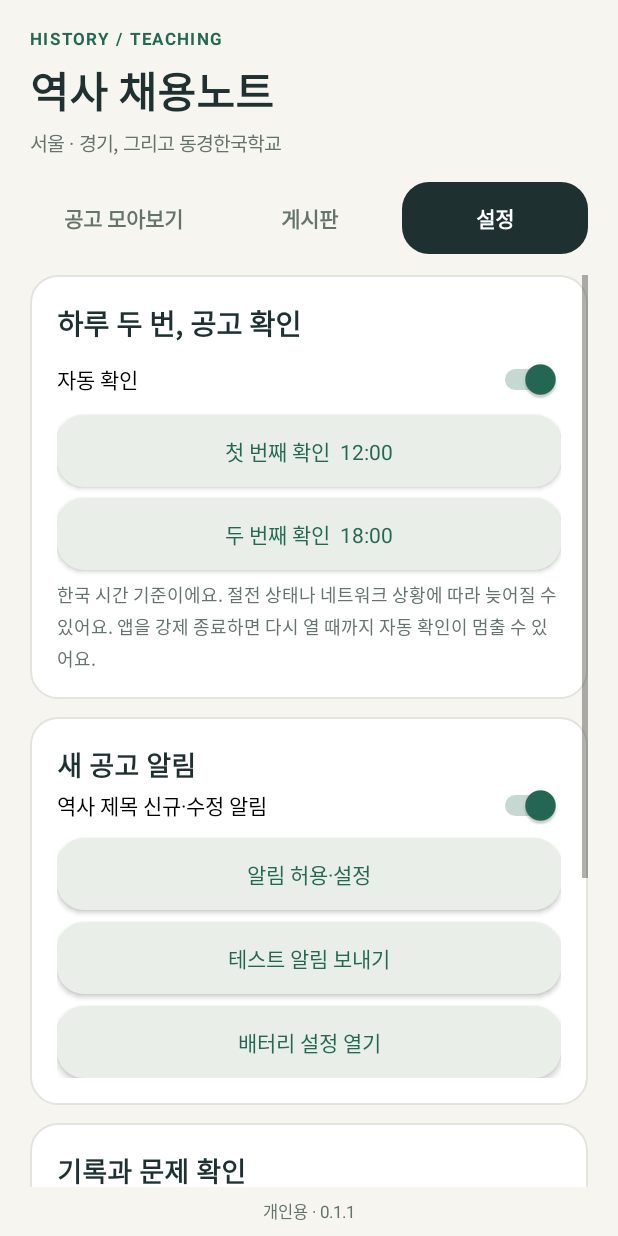
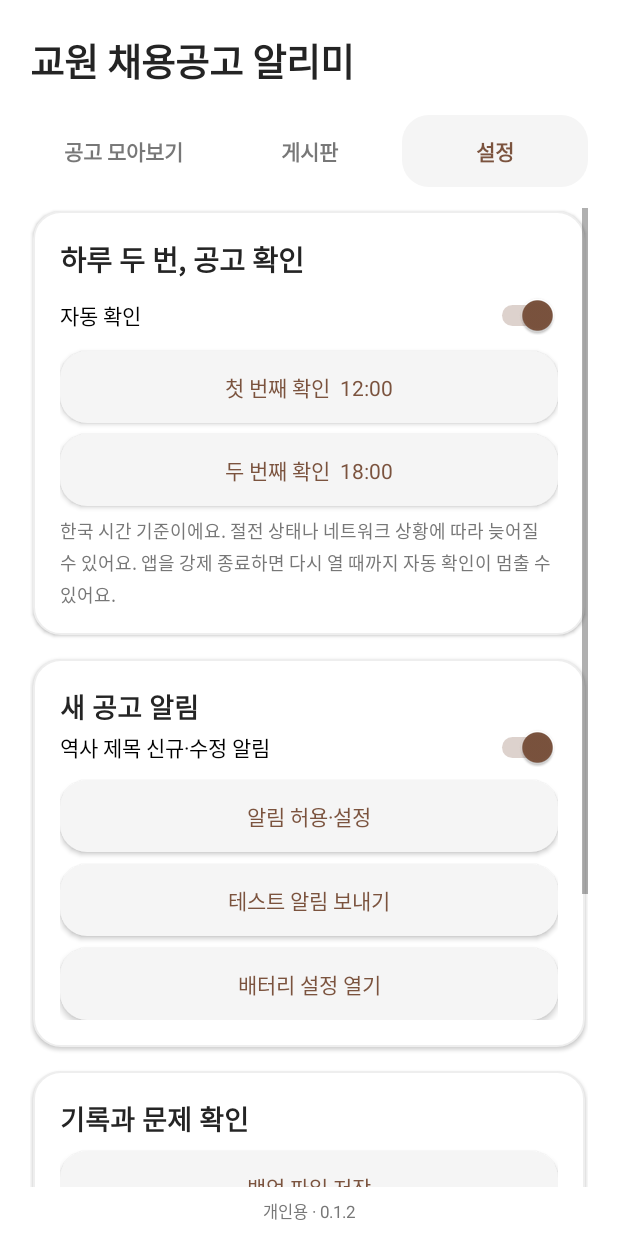
Before and after one commit to butteroverflovv/job-opening-notify, an Android app: the screen it shows after launch (MainActivity), after a tap on "설정", on a phone screen of 412 x 824 dp. Run offline under Robolectric (Android 15) with nearby library versions, the phone set to English and light mode, and no system bars; 2 statements that could not run were skipped; 2 other taps on this screen came first.

Commit message:
Rename app and apply white surfaces with brown accents

```diff
--- a/app/build.gradle.kts
+++ b/app/build.gradle.kts
@@ -6,8 +6,8 @@ android {
         applicationId = "kr.personal.historyjobs"
         minSdk = 26
         targetSdk = 35
-        versionCode = 2
-        versionName = "0.1.1"
+        versionCode = 3
+        versionName = "0.1.2"
     }
     compileOptions { isCoreLibraryDesugaringEnabled = true; sourceCompatibility = JavaVersion.VERSION_17; targetCompatibility = JavaVersion.VERSION_17 }
     packaging { resources { excludes += setOf("META-INF/DEPENDENCIES", "META-INF/LICENSE", "META-INF/LICENSE.txt", "META-INF/NOTICE", "META-INF/NOTICE.txt") } }
--- a/app/src/main/AndroidManifest.xml
+++ b/app/src/main/AndroidManifest.xml
@@ -3,7 +3,7 @@
     <uses-permission android:name="android.permission.ACCESS_NETWORK_STATE"/>
     <uses-permission android:name="android.permission.POST_NOTIFICATIONS"/>
     <uses-permission android:name="android.permission.RECEIVE_BOOT_COMPLETED"/>
-    <application android:theme="@style/AppTheme" android:label="역사 채용노트" android:icon="@drawable/ic_book" android:allowBackup="false" android:supportsRtl="true" android:usesCleartextTraffic="true">
+    <application android:theme="@style/AppTheme" android:label="교원 채용공고 알리미" android:icon="@drawable/ic_book" android:allowBackup="false" android:supportsRtl="true" android:usesCleartextTraffic="true">
         <activity android:name=".MainActivity" android:exported="true">
             <intent-filter><action android:name="android.intent.action.MAIN"/><category android:name="android.intent.category.LAUNCHER"/></intent-filter>
         </activity>
--- a/app/src/main/java/kr/personal/historyjobs/MainActivity.java
+++ b/app/src/main/java/kr/personal/historyjobs/MainActivity.java
@@ -24,7 +24,7 @@ import kr.personal.historyjobs.core.*;
 import static kr.personal.historyjobs.core.Model.*;
 
 public class MainActivity extends Activity {
-    private static final int BG=0xfff6f5f0,INK=0xff1e3030,GREEN=0xff246854,MUTED=0xff65736d,LINE=0xffe1e5dc,AMBER=0xff916321;
+    private static final int BG=0xffffffff,INK=0xff242424,ACCENT=0xff7b533e,MUTED=0xff777777,LINE=0xffeeeeee,AMBER=0xff8a5a35;
     private final ExecutorService executor=Executors.newSingleThreadExecutor();
     private Store store;private LinearLayout root,screen,noticeList;private TextView progress;
     private int tab=0,filter=0;private String query="";private boolean closed=false;private volatile String running="";
@@ -49,21 +49,20 @@ public class MainActivity extends Activity {
     private TextView bold(String s,int size,int color){TextView v=text(s,size,color);v.setTypeface(Typeface.DEFAULT,Typeface.BOLD);return v;}
     private GradientDrawable shape(int color,int stroke){GradientDrawable g=new GradientDrawable();g.setColor(color);g.setCornerRadius(dp(18));if(stroke!=0)g.setStroke(dp(1),stroke);return g;}
     private void space(LinearLayout l,int h){View v=new View(this);l.addView(v,new LinearLayout.LayoutParams(1,dp(h)));}
-    private LinearLayout card(LinearLayout into){LinearLayout l=col();l.setPadding(dp(18),dp(18),dp(18),dp(18));l.setBackground(shape(Color.WHITE,LINE));LinearLayout.LayoutParams lp=new LinearLayout.LayoutParams(-1,-2);lp.bottomMargin=dp(12);into.addView(l,lp);return l;}
-    private Button button(String label,boolean primary,Runnable action){Button b=new Button(this);b.setText(label);b.setTextSize(14);b.setAllCaps(false);b.setTextColor(primary?Color.WHITE:GREEN);b.setBackground(shape(primary?GREEN:0xffe9efe8,0));b.setMinHeight(dp(44));b.setPadding(dp(14),dp(8),dp(14),dp(8));b.setOnClickListener(v->action.run());return b;}
+    private LinearLayout card(LinearLayout into){LinearLayout l=col();l.setPadding(dp(18),dp(18),dp(18),dp(18));l.setBackground(shape(Color.WHITE,LINE));l.setElevation(dp(1.5f));into.setClipChildren(false);into.setClipToPadding(false);LinearLayout.LayoutParams lp=new LinearLayout.LayoutParams(-1,-2);lp.topMargin=dp(2);lp.bottomMargin=dp(14);lp.leftMargin=dp(2);lp.rightMargin=dp(2);into.addView(l,lp);return l;}
+    private Button button(String label,boolean primary,Runnable action){Button b=new Button(this);b.setText(label);b.setTextSize(14);b.setAllCaps(false);b.setTextColor(primary?Color.WHITE:ACCENT);b.setBackground(shape(primary?ACCENT:0xfff5f5f5,0));b.setMinHeight(dp(44));b.setPadding(dp(14),dp(8),dp(14),dp(8));b.setOnClickListener(v->action.run());return b;}
     private void render(){
         root=col();root.setBackgroundColor(BG);root.setPadding(dp(20),0,dp(20),0);
         if(Build.VERSION.SDK_INT>=30)root.setOnApplyWindowInsetsListener((v,i)->{android.graphics.Insets x=i.getInsets(WindowInsets.Type.systemBars()|WindowInsets.Type.displayCutout());v.setPadding(dp(20)+x.left,x.top,dp(20)+x.right,x.bottom);return i;});
         setContentView(root);if(Build.VERSION.SDK_INT>=30)root.requestApplyInsets();
-        space(root,18);TextView eyebrow=bold("HISTORY / TEACHING",11,GREEN);eyebrow.setLetterSpacing(.12f);root.addView(eyebrow);
-        space(root,6);root.addView(bold("역사 채용노트",28,INK));space(root,4);root.addView(text("서울 · 경기, 그리고 동경한국학교",13,MUTED));space(root,16);
+        space(root,22);root.addView(bold("교원 채용공고 알리미",25,INK));space(root,18);
         LinearLayout nav=row();String[] titles={"공고 모아보기","게시판","설정"};
-        for(int i=0;i<3;i++){final int target=i;TextView n=bold(titles[i],14,tab==i?Color.WHITE:MUTED);n.setGravity(Gravity.CENTER);n.setPadding(dp(6),dp(13),dp(6),dp(13));n.setBackground(shape(tab==i?INK:BG,0));nav.addView(n,new LinearLayout.LayoutParams(0,-2,1));n.setOnClickListener(v->{tab=target;render();});}
+        for(int i=0;i<3;i++){final int target=i;TextView n=bold(titles[i],14,tab==i?ACCENT:MUTED);n.setGravity(Gravity.CENTER);n.setPadding(dp(6),dp(13),dp(6),dp(13));n.setBackground(shape(tab==i?0xfff5f5f5:BG,0));nav.addView(n,new LinearLayout.LayoutParams(0,-2,1));n.setOnClickListener(v->{tab=target;render();});}
         root.addView(nav);space(root,14);
-        ScrollView scroll=new ScrollView(this);scroll.setFillViewport(true);screen=col();scroll.addView(screen);root.addView(scroll,new LinearLayout.LayoutParams(-1,0,1));
+        ScrollView scroll=new ScrollView(this);scroll.setFillViewport(true);scroll.setClipToPadding(false);screen=col();scroll.addView(screen);root.addView(scroll,new LinearLayout.LayoutParams(-1,0,1));
         if(!store.warning().trim().isEmpty())screen.addView(text(store.warning(),14,AMBER));
         if(tab==0)noticesScreen();else if(tab==1)sourcesScreen();else settingsScreen();
-        TextView footer=text("개인용 · 0.1.1",11,MUTED);footer.setGravity(Gravity.CENTER);footer.setPadding(0,dp(8),0,dp(8));root.addView(footer);
+        TextView footer=text("개인용 · 0.1.2",11,MUTED);footer.setGravity(Gravity.CENTER);footer.setPadding(0,dp(8),0,dp(8));root.addView(footer);
     }
     private void noticesScreen(){
         LinearLayout intro=card(screen);intro.addView(bold("제목에 ‘역사’가 있는 공고",17,INK));space(intro,5);
@@ -71,7 +70,7 @@ public class MainActivity extends Activity {
         progress=text(running.trim().isEmpty()?lastRun():running,12,MUTED);intro.addView(progress);space(intro,10);
         intro.addView(button(SyncEngine.busy()?"확인 중…":"지금 확인",true,this::sync));
         LinearLayout chips=row();String[] filters={"역사 공고","관심 공고"};
-        for(int i=0;i<filters.length;i++){final int f=i==1?2:0;TextView chip=bold(filters[i],12,filter==f?GREEN:MUTED);chip.setPadding(dp(10),dp(12),dp(10),dp(12));chip.setBackground(shape(filter==f?0xffe2ebdf:BG,0));chips.addView(chip,new LinearLayout.LayoutParams(0,-2,1));chip.setGravity(Gravity.CENTER);chip.setOnClickListener(v->{filter=f;render();});}
+        for(int i=0;i<filters.length;i++){final int f=i==1?2:0;TextView chip=bold(filters[i],12,filter==f?ACCENT:MUTED);chip.setPadding(dp(10),dp(12),dp(10),dp(12));chip.setBackground(shape(filter==f?0xfff1ebe7:BG,0));chips.addView(chip,new LinearLayout.LayoutParams(0,-2,1));chip.setGravity(Gravity.CENTER);chip.setOnClickListener(v->{filter=f;render();});}
         screen.addView(chips);space(screen,10);
         EditText search=new EditText(this);search.setSingleLine(true);search.setTextSize(14);search.setHint("학교·지역·공고명 검색");search.setText(query);search.setPadding(dp(13),dp(8),dp(13),dp(8));search.setBackground(shape(Color.WHITE,LINE));screen.addView(search,new LinearLayout.LayoutParams(-1,dp(46)));
         search.addTextChangedListener(new TextWatcher(){public void beforeTextChanged(CharSequence s,int st,int c,int a){}public void onTextChanged(CharSequence s,int st,int before,int count){query=s.toString();drawNotices();}public void afterTextChanged(Editable e){}});
@@ -95,7 +94,7 @@ public class MainActivity extends Activity {
             LinearLayout empty=card(noticeList);empty.addView(bold("아직 표시할 공고가 없어요",18,INK));space(empty,8);
             empty.addView(text("‘지금 확인’을 눌러 공고를 가져와 주세요.\n표시되는 공고가 없다면 게시판 탭의 연결 상태를 확인해 주세요.",14,MUTED));return;
         }
-        for(Notice n:found){LinearLayout c=card(noticeList);LinearLayout line=row();TextView badge=bold("제목에 역사 포함",11,n.status==Status.MATCH?GREEN:AMBER);line.addView(badge,new LinearLayout.LayoutParams(0,-2,1));if(!n.read)line.addView(bold("NEW",10,GREEN));TextView star=bold(n.favorite?"  ★":"  ☆",22,GREEN);line.addView(star);star.setOnClickListener(v->{store.favorite(n.id);drawNotices();});c.addView(line);space(c,9);c.addView(bold(n.title,17,INK));space(c,8);c.addView(text((n.school.trim().isEmpty()?n.sourceName:n.school)+"  ·  "+n.region,13,MUTED));
+        for(Notice n:found){LinearLayout c=card(noticeList);LinearLayout line=row();TextView badge=bold("제목에 역사 포함",11,n.status==Status.MATCH?ACCENT:AMBER);line.addView(badge,new LinearLayout.LayoutParams(0,-2,1));if(!n.read)line.addView(bold("NEW",10,ACCENT));TextView star=bold(n.favorite?"  ★":"  ☆",22,ACCENT);line.addView(star);star.setOnClickListener(v->{store.favorite(n.id);drawNotices();});c.addView(line);space(c,9);c.addView(bold(n.title,17,INK));space(c,8);c.addView(text((n.school.trim().isEmpty()?n.sourceName:n.school)+"  ·  "+n.region,13,MUTED));
             space(c,6);c.addView(text(n.deadlineLabel.trim().isEmpty()?"접수 마감은 원문에서 확인":"접수 마감  "+n.deadlineLabel,12,n.deadline>0&&n.deadline-now<3L*86400000?AMBER:MUTED));
             if(n.status==Status.REVIEW){space(c,6);c.addView(text(n.reason,12,AMBER));}
             c.setOnClickListener(v->detail(n));
@@ -104,7 +103,7 @@ public class MainActivity extends Activity {
     private void detail(Notice n){
         store.markRead(n.id);LinearLayout body=col();body.setPadding(dp(20),dp(12),dp(20),dp(12));body.addView(bold(n.title,20,INK));space(body,10);body.addView(text(n.sourceName+" · "+n.region+"\n"+n.reason,13,MUTED));
         if(!n.complete){space(body,10);body.addView(text("일부 내용을 확인하지 못했어요. 원문과 첨부를 함께 확인해 주세요.",13,AMBER));}
-        if(!n.deadlineLabel.trim().isEmpty()){space(body,10);body.addView(bold("접수 마감  "+n.deadlineLabel,14,GREEN));}
+        if(!n.deadlineLabel.trim().isEmpty()){space(body,10);body.addView(bold("접수 마감  "+n.deadlineLabel,14,ACCENT));}
         space(body,16);TextView content=text(n.body.trim().isEmpty()?"본문 확인 전입니다.":n.body,14,INK);content.setTextIsSelectable(true);body.addView(content);
         for(Link file:n.attachments){space(body,8);body.addView(button("첨부 · "+file.title(),false,()->open(file.url())));}
         space(body,12);body.addView(button(n.favorite?"관심 공고 해제":"관심 공고에 저장",false,()->{store.favorite(n.id);toast("관심 공고 설정을 바꿨어요");}));
@@ -136,7 +135,7 @@ public class MainActivity extends Activity {
         c.addView(text("한국 시간 기준이에요. 절전 상태나 네트워크 상황에 따라 늦어질 수 있어요. 앱을 강제 종료하면 다시 열 때까지 자동 확인이 멈출 수 있어요.",12,MUTED));
         LinearLayout a=card(screen);a.addView(bold("새 공고 알림",18,INK));Switch alerts=new Switch(this);alerts.setText("역사 제목 신규·수정 알림");alerts.setChecked(prefs.getBoolean("alerts",true));a.addView(alerts);alerts.setOnCheckedChangeListener((b,on)->{prefs.edit().putBoolean("alerts",on).apply();if(on)requestAlerts();});space(a,8);a.addView(button("알림 허용·설정",false,this::requestAlerts));space(a,8);a.addView(button("테스트 알림 보내기",false,()->{if(Build.VERSION.SDK_INT>=33&&checkSelfPermission(Manifest.permission.POST_NOTIFICATIONS)!=PackageManager.PERMISSION_GRANTED){requestAlerts();return;}SyncEngine.testNotification(this);toast("휴대폰 알림창을 확인해 주세요");}));
         space(a,8);a.addView(button("배터리 설정 열기",false,()->{try{startActivity(new Intent(Settings.ACTION_IGNORE_BATTERY_OPTIMIZATION_SETTINGS));}catch(Exception e){openAppSettings();}}));
-        LinearLayout data=card(screen);data.addView(bold("기록과 문제 확인",18,INK));space(data,8);data.addView(button("백업 파일 저장",false,()->documentIntent(true)));space(data,8);data.addView(button("백업 가져오기",false,()->documentIntent(false)));space(data,8);data.addView(button("진단 내용 복사",false,()->{android.content.ClipboardManager cm=(android.content.ClipboardManager)getSystemService(CLIPBOARD_SERVICE);cm.setPrimaryClip(ClipData.newPlainText("역사 채용노트 진단",diagnostics()));toast("진단 내용을 복사했어요");}));
+        LinearLayout data=card(screen);data.addView(bold("기록과 문제 확인",18,INK));space(data,8);data.addView(button("백업 파일 저장",false,()->documentIntent(true)));space(data,8);data.addView(button("백업 가져오기",false,()->documentIntent(false)));space(data,8);data.addView(button("진단 내용 복사",false,()->{android.content.ClipboardManager cm=(android.content.ClipboardManager)getSystemService(CLIPBOARD_SERVICE);cm.setPrimaryClip(ClipData.newPlainText("교원 채용공고 알리미 진단",diagnostics()));toast("진단 내용을 복사했어요");}));
         space(data,12);data.addView(text("공고와 설정은 이 휴대폰에 저장돼요. AI 계정·유료 API·별도 서버는 사용하지 않아요.\n\n제목에 ‘역사’가 포함됐는지만 확인해요. 학교급·기간제 여부·지원 자격·마감 시각은 원문에서 확인해 주세요.",12,MUTED));
         if(!prefs.getString("storageError","").trim().isEmpty())data.addView(text(prefs.getString("storageError",""),12,AMBER));
     }
@@ -152,5 +151,5 @@ public class MainActivity extends Activity {
     private void open(String raw){String safe=Html.resolve(raw,raw);if(safe.trim().isEmpty()){toast("열 수 없는 주소예요");return;}try{startActivity(new Intent(Intent.ACTION_VIEW,Uri.parse(safe)));}catch(Exception e){toast("주소를 열 앱이 없어요");}}
     private String date(long t){return Instant.ofEpochMilli(t).atZone(Classifier.KST).format(DateTimeFormatter.ofPattern("MM.dd HH:mm",Locale.KOREA));}
     private void toast(String msg){Toast.makeText(this,msg,Toast.LENGTH_LONG).show();}
-    private String diagnostics(){StringBuilder b=new StringBuilder("역사 채용노트 0.1.1\nAndroid "+Build.VERSION.RELEASE+" / "+Build.MANUFACTURER+" "+Build.MODEL+"\n");b.append("자동 확인: ").append(prefs.getBoolean("automatic",true)).append("\n");for(Source s:store.sources())b.append("\n").append(s.name).append(" / ").append(s.enabled?"켜짐":"꺼짐").append("\n").append(s.url).append("\n").append(s.message).append("\n마지막 성공 ").append(s.lastSuccess==0?"없음":date(s.lastSuccess)).append('\n');return b.toString();}
+    private String diagnostics(){StringBuilder b=new StringBuilder("교원 채용공고 알리미 0.1.2\nAndroid "+Build.VERSION.RELEASE+" / "+Build.MANUFACTURER+" "+Build.MODEL+"\n");b.append("자동 확인: ").append(prefs.getBoolean("automatic",true)).append("\n");for(Source s:store.sources())b.append("\n").append(s.name).append(" / ").append(s.enabled?"켜짐":"꺼짐").append("\n").append(s.url).append("\n").append(s.message).append("\n마지막 성공 ").append(s.lastSuccess==0?"없음":date(s.lastSuccess)).append('\n');return b.toString();}
 }
--- a/app/src/main/java/kr/personal/historyjobs/SyncEngine.java
+++ b/app/src/main/java/kr/personal/historyjobs/SyncEngine.java
@@ -57,6 +57,6 @@ public final class SyncEngine {
     public static void testNotification(Context c){
         NotificationManager nm=c.getSystemService(NotificationManager.class);nm.createNotificationChannel(new NotificationChannel("jobs","역사 제목 공고",NotificationManager.IMPORTANCE_DEFAULT));
         if(Build.VERSION.SDK_INT>=33&&c.checkSelfPermission(android.Manifest.permission.POST_NOTIFICATIONS)!=PackageManager.PERMISSION_GRANTED)return;
-        nm.notify(101,new Notification.Builder(c,"jobs").setSmallIcon(R.drawable.ic_book).setContentTitle("역사 채용노트 · 테스트 알림").setContentText("앱 알림이 켜져 있어요.").setAutoCancel(true).build());
+        nm.notify(101,new Notification.Builder(c,"jobs").setSmallIcon(R.drawable.ic_book).setContentTitle("교원 채용공고 알리미 · 테스트 알림").setContentText("앱 알림이 켜져 있어요.").setAutoCancel(true).build());
     }
 }
--- a/app/src/main/res/values-v27/styles.xml
+++ b/app/src/main/res/values-v27/styles.xml
@@ -1,6 +1,6 @@
 <resources>
     <style name="AppTheme" parent="BaseAppTheme">
         <item name="android:windowLightNavigationBar">true</item>
-        <item name="android:navigationBarColor">#F6F5F0</item>
+        <item name="android:navigationBarColor">#FFFFFF</item>
     </style>
 </resources>
--- a/app/src/main/res/values/styles.xml
+++ b/app/src/main/res/values/styles.xml
@@ -1,10 +1,12 @@
 <resources>
     <style name="BaseAppTheme" parent="android:style/Theme.Material.Light.NoActionBar">
         <item name="android:fontFamily">sans</item>
-        <item name="android:colorAccent">#246854</item>
+        <item name="android:windowBackground">#FFFFFF</item>
+        <item name="android:colorControlHighlight">#147B533E</item>
+        <item name="android:colorAccent">#7B533E</item>
         <item name="android:windowLightStatusBar">true</item>
-        <item name="android:statusBarColor">#F6F5F0</item>
-        <item name="android:navigationBarColor">#1E3030</item>
+        <item name="android:statusBarColor">#FFFFFF</item>
+        <item name="android:navigationBarColor">#333333</item>
         <item name="android:windowActionModeOverlay">true</item>
     </style>
     <style name="AppTheme" parent="BaseAppTheme"/>
```
Also changed, not shown: 3 other files.
